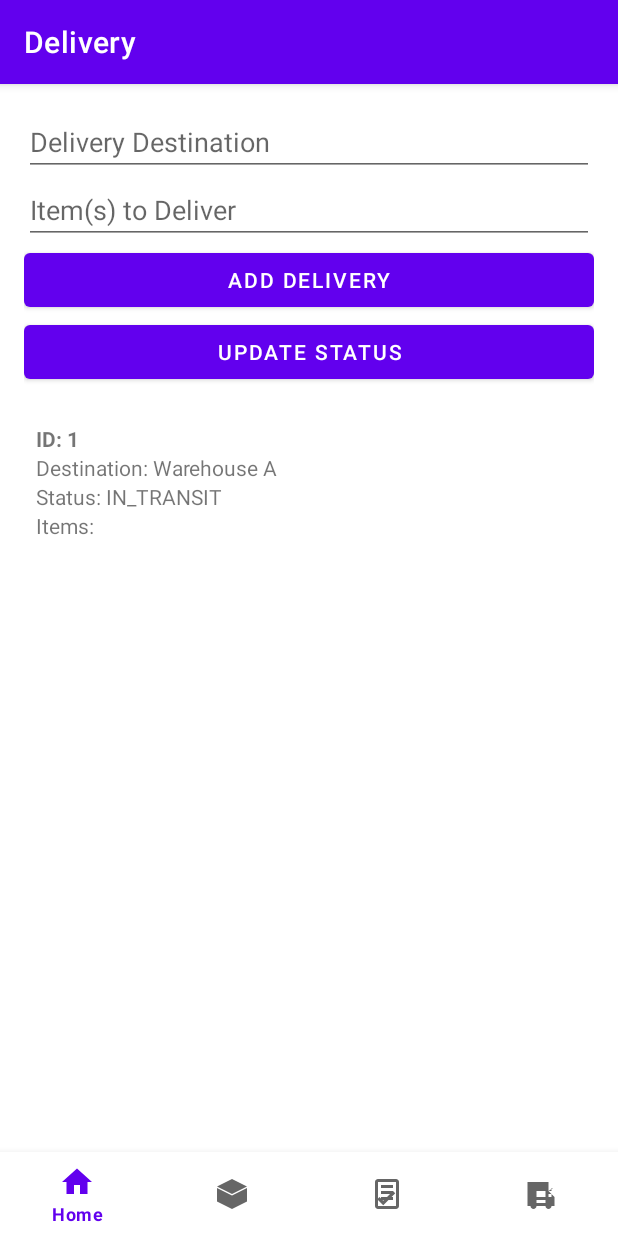
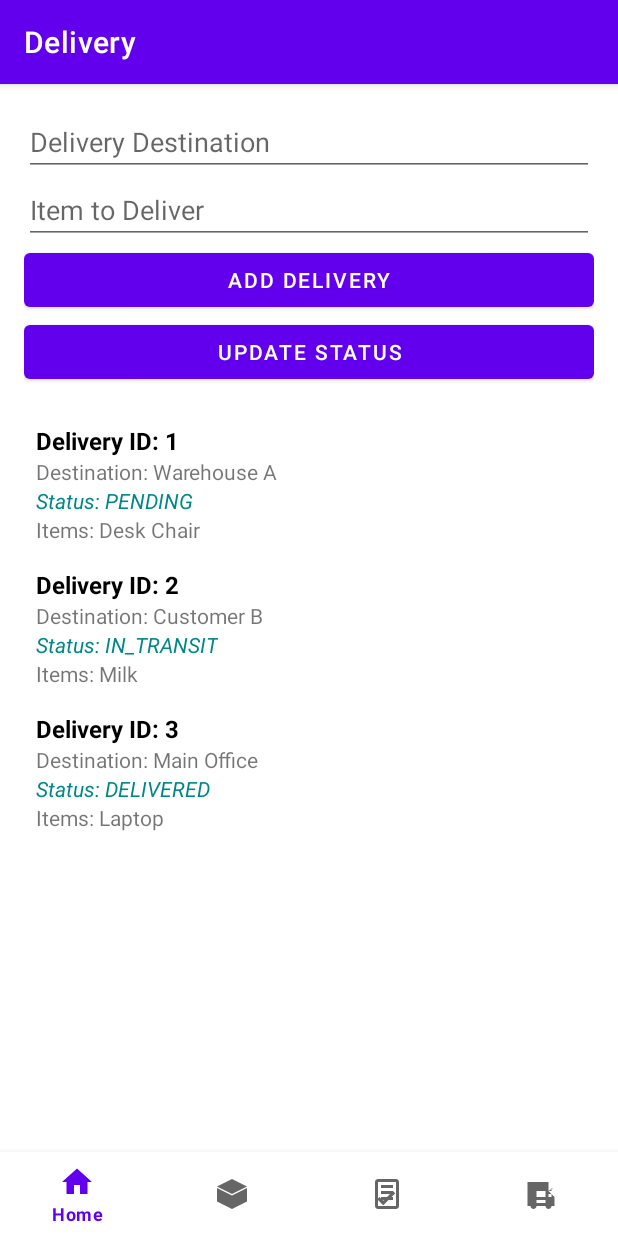
Before and after one commit to felfifofum/LightLogisticsApp, an Android app: the DeliveryFragment screen opened through its navigation route, after a tap on "UPDATE STATUS", on a phone screen of 412 x 824 dp. Run offline under Robolectric (Android 15) with nearby library versions, the phone set to English and light mode, and no system bars; our stand-ins replace navigation-ui.

Commit message:
Added ficticious sample data for Delivery screen, added enum handling in Delivery and enhanced the page UI.

```diff
--- a/app/src/main/java/com/example/lightlogisticsapp/ui/delivery/DeliveryAdapter.kt
+++ b/app/src/main/java/com/example/lightlogisticsapp/ui/delivery/DeliveryAdapter.kt
@@ -1,5 +1,6 @@
 package com.example.lightlogisticsapp.ui.delivery
 
+import android.graphics.Color
 import android.view.LayoutInflater
 import android.view.View
 import android.view.ViewGroup
@@ -9,40 +10,84 @@ import androidx.recyclerview.widget.ListAdapter
 import androidx.recyclerview.widget.RecyclerView
 import com.example.lightlogisticsapp.R
 import com.example.lightlogisticsapp.model.Delivery
+import com.example.lightlogisticsapp.ui.shared.SharedViewModel
 
-class DeliveryAdapter : ListAdapter<Delivery, DeliveryAdapter.DeliveryViewHolder>(DeliveryDiffCallback()) {
+/**
+ * DeliveryAdapter is a custom RecyclerView adapter that binds a list of Delivery objects
+ * to display their information in a RecyclerView.
+ *
+ * @param sharedViewModel The SharedViewModel that provides the data for deliveries.
+ */
+class DeliveryAdapter(private val sharedViewModel: SharedViewModel) :
+    ListAdapter<Delivery, DeliveryAdapter.DeliveryViewHolder>(DeliveryDiffCallback()) {
 
+    private var selectedDeliveryId: String? = null // The ID of the currently selected delivery
+    private var selectedPosition: Int = RecyclerView.NO_POSITION // The position of the selected item
+
+    /**
+     * Called to create a new ViewHolder instance when a new item is created.
+     *
+     * @param parent The ViewGroup that will contain the new view.
+     * @param viewType The type of the view (not used in this case).
+     * @return A new instance of DeliveryViewHolder.
+     */
     override fun onCreateViewHolder(parent: ViewGroup, viewType: Int): DeliveryViewHolder {
-        val view = LayoutInflater.from(parent.context).inflate(R.layout.item_delivery, parent, false)
+        // Inflate the layout for each delivery item
+        val view = LayoutInflater.from(parent.context)
+            .inflate(R.layout.item_delivery, parent, false)
         return DeliveryViewHolder(view)
     }
 
     override fun onBindViewHolder(holder: DeliveryViewHolder, position: Int) {
         val delivery = getItem(position)
         holder.bind(delivery)
+
+        // Change background color of the selected item to indicate selection
+        holder.itemView.setBackgroundColor(
+            if (position == selectedPosition) {
+                Color.parseColor("#D3D3D3") // Light gray for selected item
+            } else {
+                Color.WHITE // Default background for unselected items
+            }
+        )
     }
 
-    class DeliveryViewHolder(itemView: View) : RecyclerView.ViewHolder(itemView) {
-        private val deliveryId: TextView = itemView.findViewById(R.id.delivery_id)
-        private val deliveryDestination: TextView = itemView.findViewById(R.id.delivery_destination)
-        private val deliveryStatus: TextView = itemView.findViewById(R.id.delivery_status)
-        private val deliveryItems: TextView = itemView.findViewById(R.id.delivery_items)
+    fun getSelectedDeliveryId(): String? = selectedDeliveryId
+
+    inner class DeliveryViewHolder(itemView: View) : RecyclerView.ViewHolder(itemView) {
+        private val destinationText: TextView = itemView.findViewById(R.id.delivery_destination)
+        private val statusText: TextView = itemView.findViewById(R.id.delivery_status)
+        private val itemsText: TextView = itemView.findViewById(R.id.delivery_items)
+        private val deliveryIdText: TextView = itemView.findViewById(R.id.delivery_id)
 
         fun bind(delivery: Delivery) {
-            deliveryId.text = "ID: ${delivery.id}"
-            deliveryDestination.text = "Destination: ${delivery.destination}"
-            deliveryStatus.text = "Status: ${delivery.status}"
-            deliveryItems.text = "Items: ${delivery.items.joinToString { it.name }}"
-        }
-    }
+            destinationText.text = "Destination: ${delivery.destination}"
+            statusText.text = "Status: ${delivery.status}"
 
-    class DeliveryDiffCallback : DiffUtil.ItemCallback<Delivery>() {
-        override fun areItemsTheSame(oldItem: Delivery, newItem: Delivery): Boolean {
-            return oldItem.id == newItem.id
-        }
+            // Display the items in the delivery
+            if (delivery.items.isNotEmpty()) {
+                // Show items in a comma-separated format or something more readable
+                val itemNames = delivery.items.joinToString { it.name }
+                itemsText.text = "Items: $itemNames"
+            } else {
+                itemsText.text = "No items"
+            }
 
-        override fun areContentsTheSame(oldItem: Delivery, newItem: Delivery): Boolean {
-            return oldItem == newItem
+            deliveryIdText.text = "Delivery ID: ${delivery.id}"
+
+            itemView.setOnClickListener {
+                selectedPosition = adapterPosition
+                selectedDeliveryId = delivery.id
+                notifyDataSetChanged()
+            }
         }
     }
 }
+
+class DeliveryDiffCallback : DiffUtil.ItemCallback<Delivery>() {
+    override fun areItemsTheSame(oldItem: Delivery, newItem: Delivery): Boolean =
+        oldItem.id == newItem.id
+
+    override fun areContentsTheSame(oldItem: Delivery, newItem: Delivery): Boolean =
+        oldItem == newItem
+}
--- a/app/src/main/java/com/example/lightlogisticsapp/ui/delivery/DeliveryFragment.kt
+++ b/app/src/main/java/com/example/lightlogisticsapp/ui/delivery/DeliveryFragment.kt
@@ -15,6 +15,7 @@ import androidx.recyclerview.widget.RecyclerView
 import com.example.lightlogisticsapp.R
 import com.example.lightlogisticsapp.model.Delivery
 import com.example.lightlogisticsapp.model.DeliveryStatus
+import com.example.lightlogisticsapp.model.Order
 import com.example.lightlogisticsapp.model.Stock
 import com.example.lightlogisticsapp.ui.shared.SharedViewModel
 
@@ -22,6 +23,7 @@ class DeliveryFragment : Fragment() {
 
     private val sharedViewModel: SharedViewModel by activityViewModels()
     private lateinit var deliveryAdapter: DeliveryAdapter
+    private var selectedDeliveryId: String? = null
 
     override fun onCreateView(
         inflater: LayoutInflater, container: ViewGroup?,
@@ -33,20 +35,22 @@ class DeliveryFragment : Fragment() {
     override fun onViewCreated(view: View, savedInstanceState: Bundle?) {
         super.onViewCreated(view, savedInstanceState)
 
-        deliveryAdapter = DeliveryAdapter()
+        // Set up RecyclerView and Adapter
+        deliveryAdapter = DeliveryAdapter(sharedViewModel)
 
         val recyclerView = view.findViewById<RecyclerView>(R.id.recyclerView)
         recyclerView.layoutManager = LinearLayoutManager(context)
         recyclerView.adapter = deliveryAdapter
 
+        // Observe deliveries and update the list
         sharedViewModel.deliveries.observe(viewLifecycleOwner, Observer { deliveries ->
             deliveryAdapter.submitList(deliveries)
         })
 
+        // Set up Add Delivery Button
         val addDeliveryButton = view.findViewById<Button>(R.id.add_delivery_button)
         val editDeliveryDestination = view.findViewById<EditText>(R.id.edit_delivery_destination)
         val editDeliveryItem = view.findViewById<EditText>(R.id.edit_delivery_item)
-        val updateStatusButton = view.findViewById<Button>(R.id.update_status_button)
 
         addDeliveryButton.setOnClickListener {
             val destination = editDeliveryDestination.text.toString()
@@ -69,10 +73,30 @@ class DeliveryFragment : Fragment() {
             }
         }
 
-        updateStatusButton.setOnClickListener {
-            val deliveryId = "1" // Replace with the actual delivery ID you want to update
-            sharedViewModel.updateDeliveryStatus(deliveryId, DeliveryStatus.IN_TRANSIT)
-            Toast.makeText(context, "Delivery status updated to IN_TRANSIT", Toast.LENGTH_SHORT).show()
+        // Set up Update Status Button
+        view.findViewById<Button>(R.id.update_status_button).setOnClickListener {
+            val deliveryId = deliveryAdapter.getSelectedDeliveryId()
+            if (deliveryId != null) {
+                // Find the selected delivery
+                val selectedDelivery = sharedViewModel.deliveries.value?.find { it.id == deliveryId }
+
+                selectedDelivery?.let {
+                    // Get the current status and find the next status
+                    val currentStatus = it.status
+                    val nextStatus = when (currentStatus) {
+                        DeliveryStatus.PENDING -> DeliveryStatus.IN_TRANSIT
+                        DeliveryStatus.IN_TRANSIT -> DeliveryStatus.DELIVERED
+                        DeliveryStatus.DELIVERED -> DeliveryStatus.CANCELLED
+                        DeliveryStatus.CANCELLED -> DeliveryStatus.PENDING
+                    }
+
+                    // Update the delivery status
+                    sharedViewModel.updateDeliveryStatus(deliveryId, nextStatus)
+                    Toast.makeText(context, "Delivery status updated to $nextStatus", Toast.LENGTH_SHORT).show()
+                }
+            } else {
+                Toast.makeText(context, "Select a delivery to update", Toast.LENGTH_SHORT).show()
+            }
         }
     }
 }
--- a/app/src/main/java/com/example/lightlogisticsapp/ui/shared/SharedViewModel.kt
+++ b/app/src/main/java/com/example/lightlogisticsapp/ui/shared/SharedViewModel.kt
@@ -31,12 +31,31 @@ class SharedViewModel : ViewModel() {
             Order("1", "Laptop", 10, 1500.0, "John Doe", "01/11/2024"),
             Order("2", "Smartphone", 20, 800.0, "Jane Smith", "02/11/2024")
         )
+
         _deliveries.value = listOf(
             Delivery(
                 id = "1",
                 destination = "Warehouse A",
                 status = DeliveryStatus.PENDING,
-                items = listOf()
+                items = listOf(
+                    Stock("1", "Desk Chair", 100, 300.0)
+                )
+            ),
+            Delivery(
+                id = "2",
+                destination = "Customer B",
+                status = DeliveryStatus.IN_TRANSIT,
+                items = listOf(
+                    PerishableStock("4", "Milk", 50, 1.5, "11/12/2024")
+                )
+            ),
+            Delivery(
+                id = "3",
+                destination = "Main Office",
+                status = DeliveryStatus.DELIVERED,
+                items = listOf(
+                    Stock("2", "Laptop", 50, 1500.0)
+                )
             )
         )
     }
--- a/app/src/main/res/layout/fragment_delivery.xml
+++ b/app/src/main/res/layout/fragment_delivery.xml
@@ -4,17 +4,20 @@
     android:orientation="vertical"
     android:padding="16dp">
 
+    <!-- Input Fields for Adding Delivery -->
     <EditText
         android:id="@+id/edit_delivery_destination"
         android:layout_width="match_parent"
         android:layout_height="wrap_content"
-        android:hint="Delivery Destination" />
+        android:hint="Delivery Destination"
+        android:inputType="text" />
 
     <EditText
         android:id="@+id/edit_delivery_item"
         android:layout_width="match_parent"
         android:layout_height="wrap_content"
-        android:hint="Item(s) to Deliver" />
+        android:hint="Item to Deliver"
+        android:inputType="text" />
 
     <Button
         android:id="@+id/add_delivery_button"
@@ -28,10 +31,11 @@
         android:layout_height="wrap_content"
         android:text="Update Status" />
 
+    <!-- RecyclerView for Deliveries List -->
     <androidx.recyclerview.widget.RecyclerView
         android:id="@+id/recyclerView"
         android:layout_width="match_parent"
-        android:layout_height="249dp"
+        android:layout_height="wrap_content"
         android:layout_marginTop="16dp"
         android:layout_weight="1" />
 
--- a/app/src/main/res/layout/item_delivery.xml
+++ b/app/src/main/res/layout/item_delivery.xml
@@ -2,30 +2,39 @@
     android:layout_width="match_parent"
     android:layout_height="wrap_content"
     android:orientation="vertical"
-    android:padding="8dp">
+    android:padding="8dp"
+    android:background="?attr/selectableItemBackground"
+    android:clickable="true">
 
     <TextView
         android:id="@+id/delivery_id"
         android:layout_width="wrap_content"
         android:layout_height="wrap_content"
         android:text="Delivery ID"
-        android:textStyle="bold" />
+        android:textStyle="bold"
+        android:textColor="@color/black"
+        android:textSize="16sp" />
 
     <TextView
         android:id="@+id/delivery_destination"
         android:layout_width="wrap_content"
         android:layout_height="wrap_content"
-        android:text="Delivery Destination" />
+        android:text="Destination"
+        android:textSize="14sp" />
 
     <TextView
         android:id="@+id/delivery_status"
         android:layout_width="wrap_content"
         android:layout_height="wrap_content"
-        android:text="Delivery Status" />
+        android:text="Status"
+        android:textStyle="italic"
+        android:textSize="14sp"
+        android:textColor="@color/teal_700" />
 
     <TextView
         android:id="@+id/delivery_items"
         android:layout_width="wrap_content"
         android:layout_height="wrap_content"
-        android:text="Delivery Items" />
+        android:text="Item"
+        android:textSize="14sp" />
 </LinearLayout>
```
